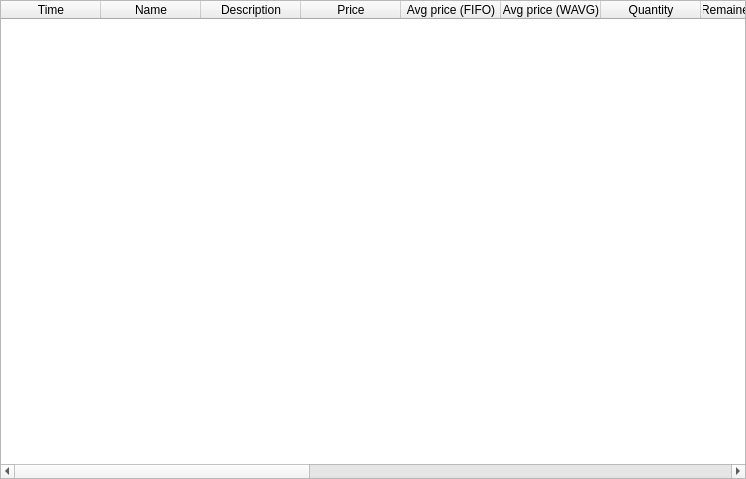
Above: app/src/widgets/operationstablewidget/operationstablewidget.ui from Gris87/TInvestor before the change. Below: the same form after it.
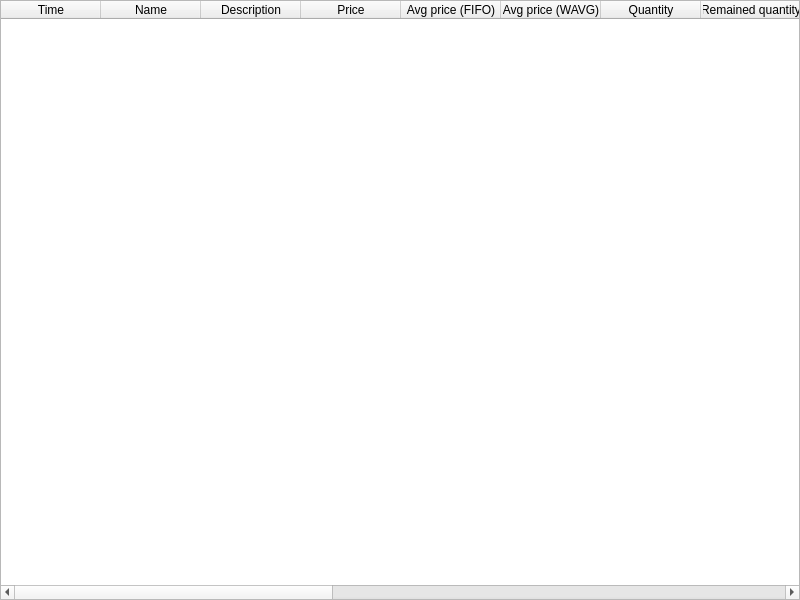
That is the form after the change.

```diff
--- a/app/src/widgets/operationstablewidget/operationstablewidget.ui
+++ b/app/src/widgets/operationstablewidget/operationstablewidget.ui
@@ -6,8 +6,8 @@
    <rect>
     <x>0</x>
     <y>0</y>
-    <width>746</width>
-    <height>479</height>
+    <width>800</width>
+    <height>600</height>
    </rect>
   </property>
   <layout class="QVBoxLayout" name="verticalLayout">
```
